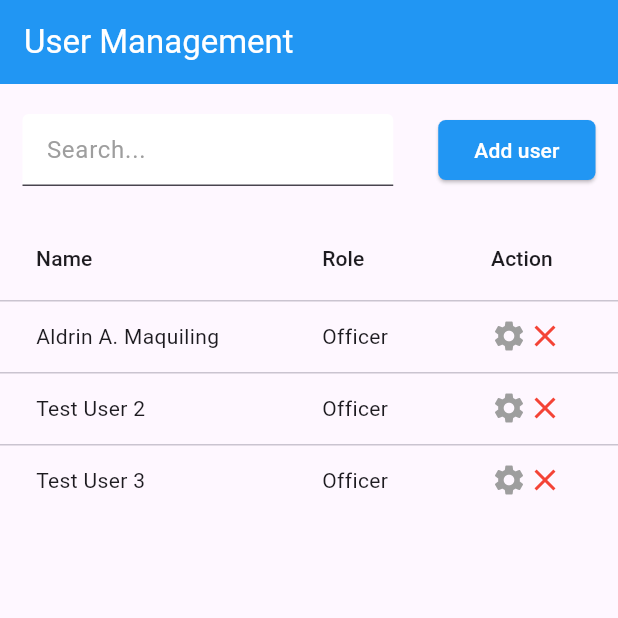
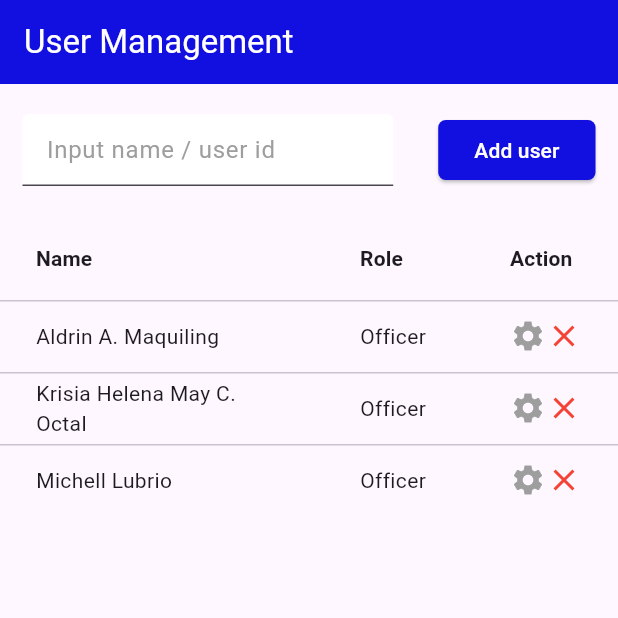
Before and after one commit to aldrinMaq/flutter-user-management, a Flutter app: the screen it shows after launch, on a phone screen of 412 x 824 dp, the top half of it. Run offline on Flutter 3.47's test engine with Material 3 defaults, Android fonts, the phone set to English and light mode, and no system bars.

Commit message:
modify searchbar to input text

```diff
--- a/lib/main.dart
+++ b/lib/main.dart
@@ -1,5 +1,6 @@
 import 'package:flutter/material.dart';
-import 'package:user_management/pages/user_management.dart';
+
+import 'officers.dart';
 
 void main() {
   runApp(const MyApp());
@@ -13,7 +14,7 @@ class MyApp extends StatelessWidget {
   Widget build(BuildContext context) {
     return const MaterialApp(
       debugShowCheckedModeBanner: false,
-      home: UserManagement(),
+      home: OfficerPage(),
     );
   }
 }
--- /dev/null
+++ b/lib/officers.dart
@@ -0,0 +1,134 @@
+import 'package:flutter/material.dart';
+
+class OfficerPage extends StatefulWidget {
+  const OfficerPage({super.key});
+
+  @override
+  State<OfficerPage> createState() => _OfficerPageState();
+}
+
+class _OfficerPageState extends State<OfficerPage> {
+  @override
+  Widget build(BuildContext context) {
+    return Scaffold(
+      appBar: AppBar(
+          title: const Text(
+            'User Management',
+            style: TextStyle(color: Colors.white),
+          ),
+          backgroundColor: const Color.fromARGB(255, 18, 15, 225)),
+      body: Column(
+        children: [
+          Padding(
+            padding: const EdgeInsets.symmetric(
+              vertical: 20,
+              horizontal: 15,
+            ),
+            child: Row(
+              children: [
+                const Expanded(
+                  child: TextField(
+                    decoration: InputDecoration(
+                        filled: true,
+                        fillColor: Colors.white,
+                        hintText: 'Input name / user id',
+                        hintStyle: TextStyle(color: Colors.grey)),
+                  ),
+                ),
+                const SizedBox(width: 30),
+                ElevatedButton(
+                  onPressed: () {},
+                  style: ElevatedButton.styleFrom(
+                      backgroundColor:  const Color.fromARGB(255, 18, 15, 225),
+                      foregroundColor: Colors.white,
+                      shape: const RoundedRectangleBorder(
+                        borderRadius: BorderRadius.all(Radius.circular(5)),
+                      )),
+                  child: const Text('Add user'),
+                ),
+              ],
+            ),
+          ),
+          SizedBox(
+            width: double.infinity,
+            child: DataTable(
+              columns: const [
+                DataColumn(
+                    label: Text(
+                  'Name',
+                  style: TextStyle(fontWeight: FontWeight.bold),
+                )),
+                DataColumn(
+                    label: Text(
+                  'Role',
+                  style: TextStyle(fontWeight: FontWeight.bold),
+                )),
+                DataColumn(
+                    label: Text(
+                  'Action',
+                  style: TextStyle(fontWeight: FontWeight.bold),
+                )),
+              ],
+              rows: const [
+                DataRow(
+                  cells: [
+                    DataCell(Text('Aldrin A. Maquiling')),
+                    DataCell(Text('Officer')),
+                    DataCell(Row(
+                      children: [
+                        Icon(
+                          Icons.settings,
+                          color: Colors.grey,
+                        ),
+                        Icon(
+                          Icons.close,
+                          color: Colors.red,
+                        ),
+                      ],
+                    )),
+                  ],
+                ),
+                DataRow(
+                  cells: [
+                    DataCell(Text('Krisia Helena May C. Octal')),
+                    DataCell(Text('Officer')),
+                    DataCell(Row(
+                      children: [
+                        Icon(
+                          Icons.settings,
+                          color: Colors.grey,
+                        ),
+                        Icon(
+                          Icons.close,
+                          color: Colors.red,
+                        ),
+                      ],
+                    )),
+                  ],
+                ),
+                DataRow(
+                  cells: [
+                    DataCell(Text('Michell Lubrio')),
+                    DataCell(Text('Officer')),
+                    DataCell(Row(
+                      children: [
+                        Icon(
+                          Icons.settings,
+                          color: Colors.grey,
+                        ),
+                        Icon(
+                          Icons.close,
+                          color: Colors.red,
+                        ),
+                      ],
+                    )),
+                  ],
+                ),
+              ],
+            ),
+          ),
+        ],
+      ),
+    );
+  }
+}
```
